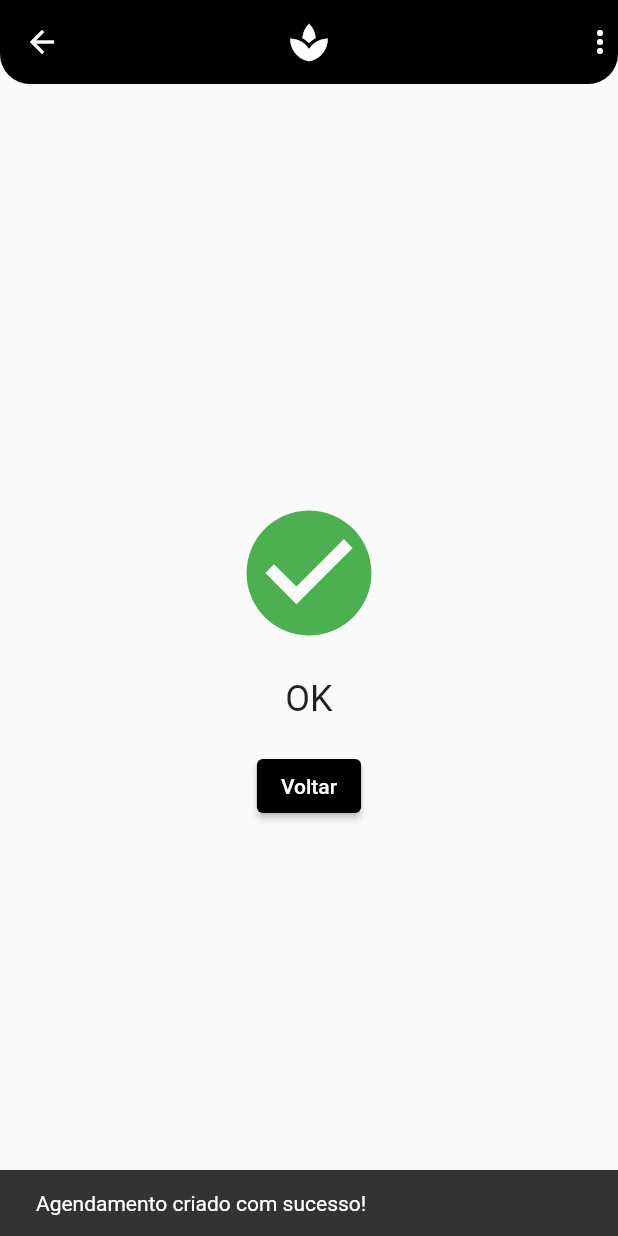
After one commit to MatheusAnthonyPereiraAbreu/app-cabelereiro, a Flutter app: the Agendado screen opened directly, on a phone screen of 412 x 824 dp. The commit adds this screen. Run offline on Flutter 3.47's test engine with Material 2 defaults, Android fonts, the phone set to English and light mode, and no system bars; our stand-ins replace cloud_firestore, firebase_auth, firebase_core, firebase_storage, image_picker; missing offline and left inert: firebase_app_check; accounts and stored records are empty.

```diff
--- a/appcabelereiro/lib/main.dart
+++ b/appcabelereiro/lib/main.dart
@@ -13,7 +13,7 @@ class MyApp extends StatelessWidget {
     return MaterialApp(
       title: 'Agendamento de Serviços',
       theme: ThemeData(
-        primarySwatch: Colors.blue,
+        primarySwatch: Colors.deepPurple,
       ),
       home: AuthOrAppPage(),
     );
--- /dev/null
+++ b/appcabelereiro/lib/pages/Agendado.dart
@@ -0,0 +1,52 @@
+import 'package:appcabelereiro/pages/HomePage.dart';
+import 'package:flutter/material.dart';
+import 'package:appcabelereiro/components/appbar.dart';
+
+class Agendado extends StatelessWidget {
+  @override
+  Widget build(BuildContext context) {
+
+    WidgetsBinding.instance.addPostFrameCallback((_) {
+      ScaffoldMessenger.of(context).showSnackBar(SnackBar(content: Text('Agendamento criado com sucesso!')));
+    });
+    return Scaffold(
+      appBar: CustomAppBar(),
+      body: Center(
+        child: Column(
+          mainAxisAlignment: MainAxisAlignment.center,
+          children: <Widget>[
+            Icon(
+              Icons.check_circle,
+              color: Colors.green,
+              size: 100.0,
+            ),
+            SizedBox(height: 20),
+            Text(
+              'OK',
+              style: TextStyle(fontSize: 24),
+            ),
+            SizedBox(height: 20),
+            ElevatedButton(
+              style: ElevatedButton.styleFrom(
+                primary: Colors.black,
+              ),
+              onPressed: () {
+                Navigator.pop(context);
+                Navigator.push(
+                  context,
+                  MaterialPageRoute(
+                    builder: (context) => HomePage(),
+                  ),
+                );
+              },
+              child: Text(
+                'Voltar',
+                style: TextStyle(color: Colors.white),
+              ),
+            ),
+          ],
+        ),
+      ),
+    );
+  }
+}
--- a/appcabelereiro/lib/pages/HomePage.dart
+++ b/appcabelereiro/lib/pages/HomePage.dart
@@ -11,7 +11,7 @@ class HomePage extends StatelessWidget {
     return MaterialApp(
       title: 'Cabeleireiro App',
       theme: ThemeData(
-        primarySwatch: Colors.blue,
+        primarySwatch: Colors.deepPurple,
         textTheme: TextTheme(
           headline6: TextStyle(
             // fontFamily: 'Barlow Condensed',
--- a/appcabelereiro/lib/pages/auth_or_home_page.dart
+++ b/appcabelereiro/lib/pages/auth_or_home_page.dart
@@ -25,8 +25,7 @@ class AuthOrAppPage extends StatelessWidget {
         } else {
           return MaterialApp(
             theme: ThemeData(
-              primarySwatch: Colors
-                  .teal, // Cor primária utilizada para AppBar, FloatingActionButton, etc.
+              primarySwatch: Colors.deepPurple,
               buttonTheme: ButtonThemeData(
                 buttonColor: Colors.black, // Cor dos botões
                 textTheme:
```
Also changed, not shown: appcabelereiro/lib/core/services/firebase_agendamento.dart (+11 -3 lines), appcabelereiro/lib/pages/agendamento.dart (+3 -23 lines), appcabelereiro/lib/pages/profile.dart (+4 -8 lines), 4 other files.
